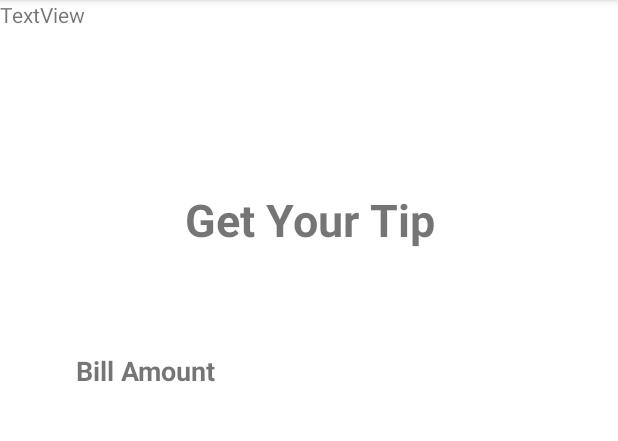
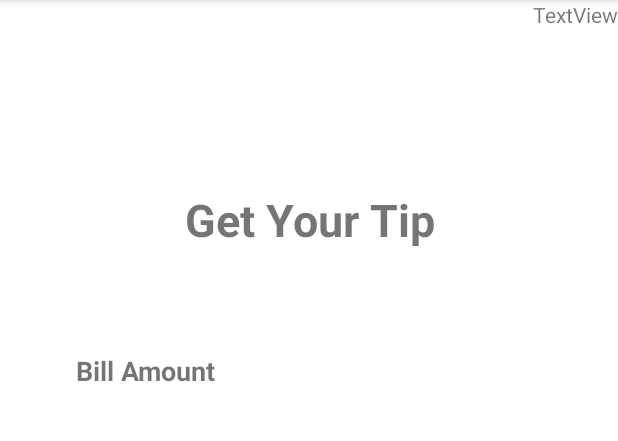
Before and after one commit to ravindikumarasinghe/Calculate-Your-Tip, an Android app: the screen it shows after launch (MainActivity), on a phone screen of 412 x 824 dp, the part 84-525 px from its top. Run offline under Robolectric (Android 15) with nearby library versions, the phone set to English and light mode, and no system bars.

Commit message:
write code for initial steps

```diff
--- a/app/src/main/res/layout/activity_main.xml
+++ b/app/src/main/res/layout/activity_main.xml
@@ -40,7 +40,7 @@
         android:layout_width="wrap_content"
         android:layout_height="wrap_content"
         android:text="TextView"
-        tools:layout_editor_absoluteX="205dp"
+        app:layout_constraintEnd_toEndOf="parent"
         tools:layout_editor_absoluteY="220dp" />
 
 </androidx.constraintlayout.widget.ConstraintLayout>
```
